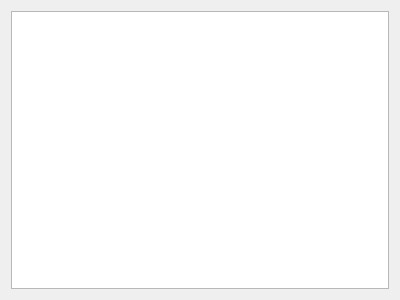
This is notificationsdialog.ui in kambala-decapitator/HornAppDesktop as Qt 5 draws it before an edit. The edited form follows.
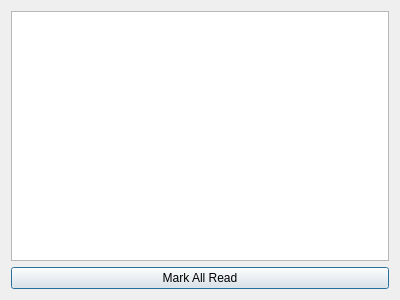
This is the edited form.

Commit message: handle other notification types, show number of unread notifications in Mac badge, add button to read all notifications

```diff
--- a/notificationsdialog.ui
+++ b/notificationsdialog.ui
@@ -13,10 +13,17 @@
   <property name="windowTitle">
    <string>Notifications</string>
   </property>
-  <layout class="QHBoxLayout" name="horizontalLayout">
+  <layout class="QVBoxLayout" name="verticalLayout">
    <item>
     <widget class="QListWidget" name="listWidget"/>
    </item>
+   <item>
+    <widget class="QPushButton" name="markAllReadButton">
+     <property name="text">
+      <string>Mark All Read</string>
+     </property>
+    </widget>
+   </item>
   </layout>
  </widget>
  <resources/>
```
The commit also changes 6 other files.
